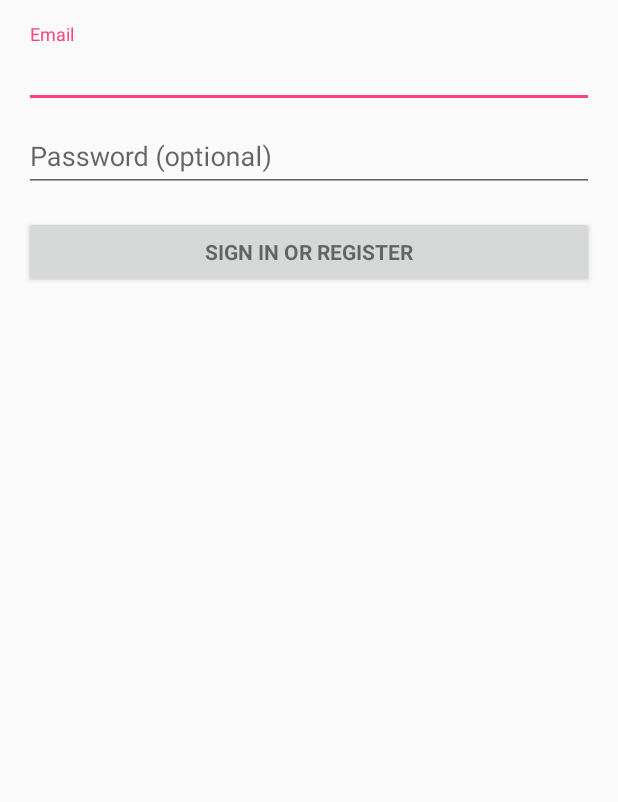
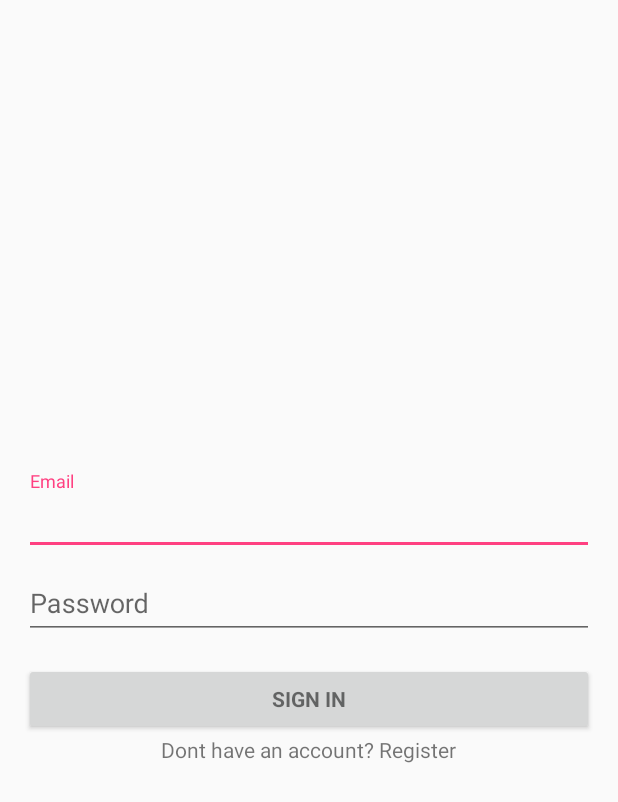
Before and after one commit to ganesh3s3/BorrowTracker, an Android app: the screen it shows after launch (LoginRegisterActivity), on a phone screen of 412 x 824 dp. Shown: the top 802 px of the screen. Run offline under Robolectric (Android 15) with nearby library versions, the phone set to English and light mode, and no system bars; our stand-ins replace Volley.

Commit message:
updates to the login screen

```diff
--- a/app/src/main/java/com/ecksday/borrowtracker/LoginRegisterActivity.java
+++ b/app/src/main/java/com/ecksday/borrowtracker/LoginRegisterActivity.java
@@ -6,26 +6,12 @@ import android.os.Bundle;
 import android.support.design.widget.Snackbar;
 import android.support.v7.app.AppCompatActivity;
 import android.text.TextUtils;
-import android.util.Log;
 import android.view.View;
 import android.widget.Button;
 import android.widget.EditText;
 
-import com.android.volley.AuthFailureError;
-import com.android.volley.NetworkResponse;
-import com.android.volley.Request;
 import com.android.volley.RequestQueue;
-import com.android.volley.Response;
-import com.android.volley.VolleyError;
-import com.android.volley.toolbox.StringRequest;
 import com.android.volley.toolbox.Volley;
-
-import org.json.JSONException;
-import org.json.JSONObject;
-
-import java.io.UnsupportedEncodingException;
-import java.util.HashMap;
-import java.util.Map;
 
 import static com.ecksday.borrowtracker.MainActivity.hideKeyboardFrom;
 
@@ -65,7 +51,8 @@ public class LoginRegisterActivity extends AppCompatActivity {
                         if (CheckEditTextIsNotEmpty()) {
 
                             // If EditText is not empty and CheckEditText = True then this block will execute.
-
+                            startActivity(new Intent(LoginRegisterActivity.this, MainActivity.class));
+                            /*
                             StringRequest stringRequest = new StringRequest(Request.Method.POST, HttpLoginURL, new Response.Listener<String>() {
                                 @Override
                                 public void onResponse(String stringResponse) {
@@ -87,7 +74,7 @@ public class LoginRegisterActivity extends AppCompatActivity {
                                             Snackbar snackbar = Snackbar
                                                     .make(view, "Logged In successfully as " + F_Name_Holder + " " + L_Name_Holder, Snackbar.LENGTH_LONG);
                                             snackbar.show();
-                                            startActivity(new Intent(LoginRegisterActivity.this, MainActivity.class));
+
                                         }
                                         catch (JSONException e) {
                                             e.printStackTrace();
@@ -121,7 +108,7 @@ public class LoginRegisterActivity extends AppCompatActivity {
                                 }
                             };
 
-                            requestQueue.add(stringRequest);
+                            requestQueue.add(stringRequest);*/
 
                         } else {
 
--- a/app/src/main/res/layout/activity_login_register.xml
+++ b/app/src/main/res/layout/activity_login_register.xml
@@ -1,5 +1,4 @@
-<LinearLayout
-    xmlns:android="http://schemas.android.com/apk/res/android"
+<LinearLayout xmlns:android="http://schemas.android.com/apk/res/android"
     xmlns:tools="http://schemas.android.com/tools"
     android:layout_width="match_parent"
     android:layout_height="match_parent"
@@ -29,6 +28,7 @@
             android:id="@+id/email_login_form"
             android:layout_width="match_parent"
             android:layout_height="wrap_content"
+            android:layout_gravity="center"
             android:orientation="vertical">
 
             <android.support.design.widget.TextInputLayout
@@ -40,8 +40,8 @@
                     android:layout_width="match_parent"
                     android:layout_height="wrap_content"
                     android:hint="@string/prompt_email"
+                    android:imeOptions="actionNext"
                     android:inputType="textEmailAddress"
-                    android:imeOptions="actionNext"
                     android:maxLines="1"
                     android:singleLine="true" />
 
@@ -58,7 +58,7 @@
                     android:hint="@string/prompt_password"
                     android:imeActionId="@+id/login"
                     android:imeActionLabel="@string/action_sign_in_short"
-                    android:imeOptions="actionUnspecified"
+                    android:imeOptions="actionDone"
                     android:inputType="textPassword"
                     android:maxLines="1"
                     android:singleLine="true" />
@@ -74,6 +74,28 @@
                 android:text="@string/action_sign_in"
                 android:textStyle="bold" />
 
+            <LinearLayout
+                android:layout_width="wrap_content"
+                android:layout_height="match_parent"
+                android:layout_gravity="center"
+                android:orientation="horizontal">
+
+                <TextView
+                    android:id="@+id/textView"
+                    android:layout_width="wrap_content"
+                    android:layout_height="wrap_content"
+                    android:layout_weight="1"
+                    android:text="Dont have an account? " />
+
+                <TextView
+                    android:id="@+id/textView2"
+                    android:layout_width="wrap_content"
+                    android:layout_height="wrap_content"
+                    android:layout_weight="1"
+                    android:text="Register" />
+            </LinearLayout>
+
+
         </LinearLayout>
     </ScrollView>
 </LinearLayout>
--- a/app/src/main/res/values/strings.xml
+++ b/app/src/main/res/values/strings.xml
@@ -1,4 +1,8 @@
 <resources>
+
+    <item name="visible" type="id"/>
+    <item name="masked" type="id"/>
+
     <string name="app_name">BorrowTracker</string>
     <string name="title_home">Home</string>
     <string name="title_dashboard">Dashboard</string>
@@ -7,8 +11,8 @@
 
     <!-- Strings related to login -->
     <string name="prompt_email">Email</string>
-    <string name="prompt_password">Password (optional)</string>
-    <string name="action_sign_in">Sign in or register</string>
+    <string name="prompt_password">Password</string>
+    <string name="action_sign_in">Sign in</string>
     <string name="action_sign_in_short">Sign in</string>
     <string name="error_invalid_email">This email address is invalid</string>
     <string name="error_invalid_password">This password is too short</string>
```
